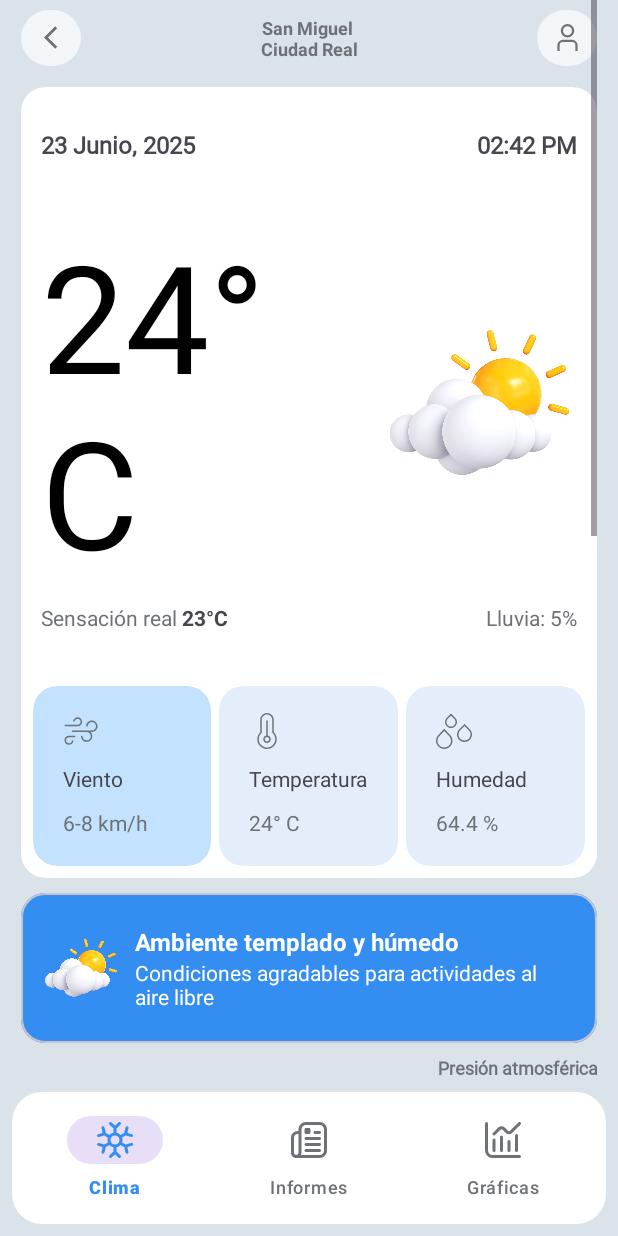
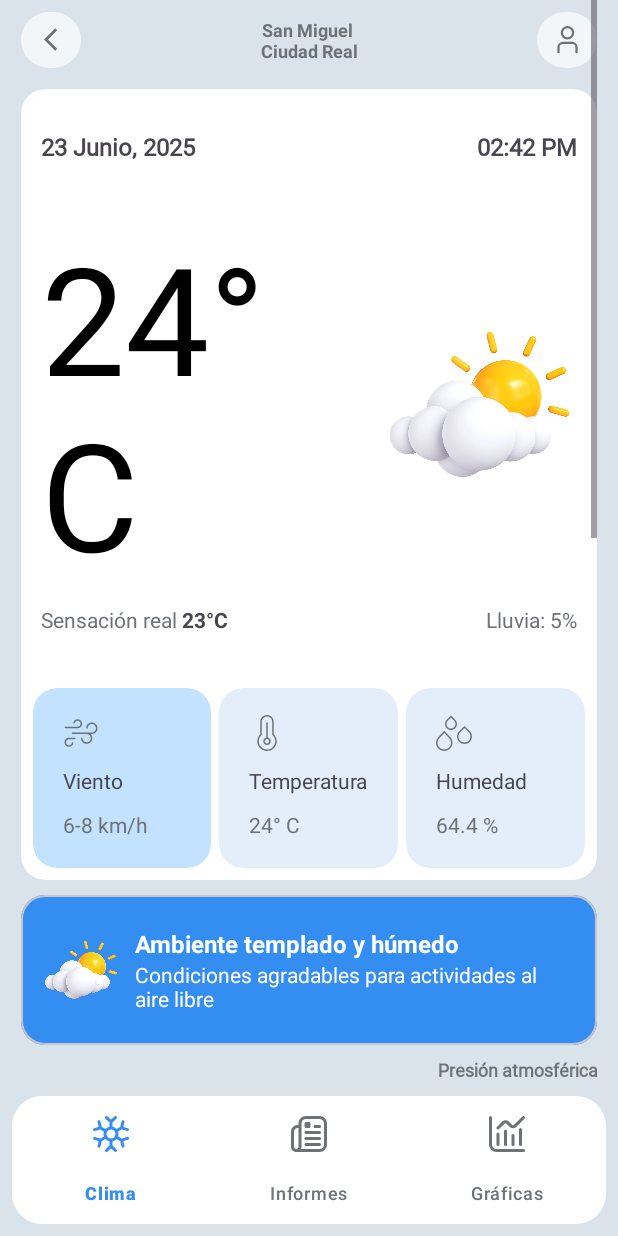
Before and after one commit to Sotalexx/Estacion_Meteorologica, an Android app: the MainActivity screen opened directly, with no data from a screen before it, on a phone screen of 412 x 824 dp. Run offline under Robolectric (Android 15) with nearby library versions, the phone set to English and light mode, and no system bars; our stand-ins replace Firebase (no records; nobody signed in at launch, a user with empty details on screens opened directly); libraries missing offline, so code that uses them is left out: antonkozyriatskyi.circularprogressindicator, com.github.mikephil.charting; plain views replace CircularProgressIndicator, LineChart; Roboto replaces fonts that are not available here; 8 statements that could not run were skipped.

Commit message:
Consumo base, y ediciones del menu inferior

```diff
--- a/app/build.gradle
+++ b/app/build.gradle
@@ -1,5 +1,6 @@
 plugins {
     alias(libs.plugins.android.application)
+    id 'com.google.gms.google-services'
 }
 
 android {
--- a/app/src/main/AndroidManifest.xml
+++ b/app/src/main/AndroidManifest.xml
@@ -1,6 +1,8 @@
 <?xml version="1.0" encoding="utf-8"?>
 <manifest xmlns:android="http://schemas.android.com/apk/res/android"
     xmlns:tools="http://schemas.android.com/tools">
+
+    <uses-permission android:name="android.permission.INTERNET" />
 
     <application
         android:allowBackup="true"
--- a/app/src/main/res/color/bottom_nav_colors.xml
+++ b/app/src/main/res/color/bottom_nav_colors.xml
@@ -1,5 +1,5 @@
 <?xml version="1.0" encoding="utf-8"?>
 <selector xmlns:android="http://schemas.android.com/apk/res/android">
-    <item android:color="@color/azul" android:state_checked="true" />
+    <item android:color="@color/azul"  android:state_checked="true" />
     <item android:color="@color/gris" android:state_checked="false" />
 </selector>
--- a/app/src/main/res/drawable/bottom_nav_background.xml
+++ b/app/src/main/res/drawable/bottom_nav_background.xml
@@ -3,9 +3,4 @@
     android:shape="rectangle">
     <solid android:color="@android:color/white"/>
     <corners android:radius="20dp"/>
-    <padding
-        android:left="4dp"
-        android:top="4dp"
-        android:right="4dp"
-        android:bottom="4dp" />
 </shape>
--- a/app/src/main/res/layout/activity_main.xml
+++ b/app/src/main/res/layout/activity_main.xml
@@ -221,6 +221,7 @@
                                     android:textSize="14sp" />
 
                                 <TextView
+                                    android:id="@+id/tvWindCard1"
                                     android:layout_width="match_parent"
                                     android:layout_height="wrap_content"
                                     android:textColor="@color/gris"
@@ -265,6 +266,7 @@
                                     android:textSize="14sp" />
 
                                 <TextView
+                                    android:id="@+id/tvTempCard1"
                                     android:layout_width="match_parent"
                                     android:layout_height="wrap_content"
                                     android:textColor="@color/gris"
@@ -308,6 +310,7 @@
                                     android:textSize="14sp" />
 
                                 <TextView
+                                    android:id="@+id/tvHumedadCard1"
                                     android:layout_width="match_parent"
                                     android:layout_height="wrap_content"
                                     android:textColor="@color/gris"
@@ -1168,13 +1171,14 @@
     <com.google.android.material.bottomnavigation.BottomNavigationView
         android:id="@+id/bottomNavigationView"
         android:layout_width="0dp"
-        android:layout_height="wrap_content"
+        android:layout_height="85dp"
         android:layout_margin="8dp"
+        android:padding="0dp"
         android:background="@drawable/bottom_nav_background"
-        android:elevation="8dp"
+        app:itemPaddingTop="13dp"
+        app:itemActiveIndicatorStyle="@drawable/bottom_nav_background"
         app:itemIconTint="@color/bottom_nav_colors"
         app:itemTextColor="@color/bottom_nav_colors"
-        app:labelVisibilityMode="labeled"
         app:menu="@menu/menu_bottom_nav"
         app:layout_constraintBottom_toBottomOf="parent"
         app:layout_constraintStart_toStartOf="parent"
```
Also changed, not shown: app/src/main/java/com/example/estacion_meteorologica/MainActivity.java (+101 -3 lines), 1 other file.
